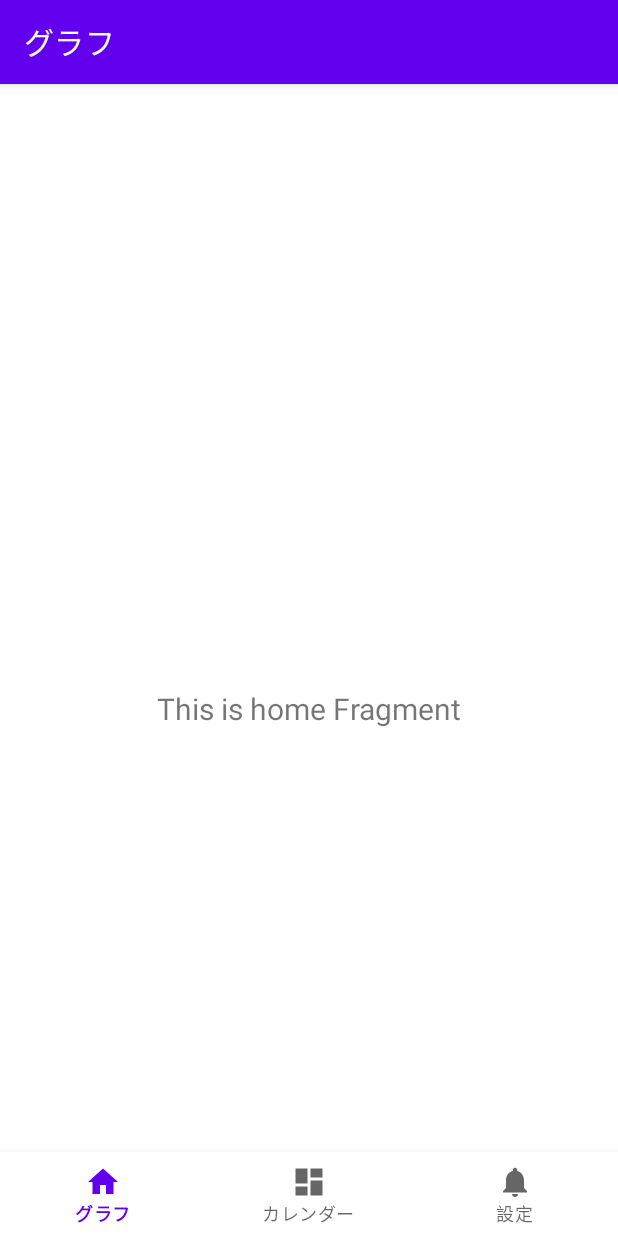
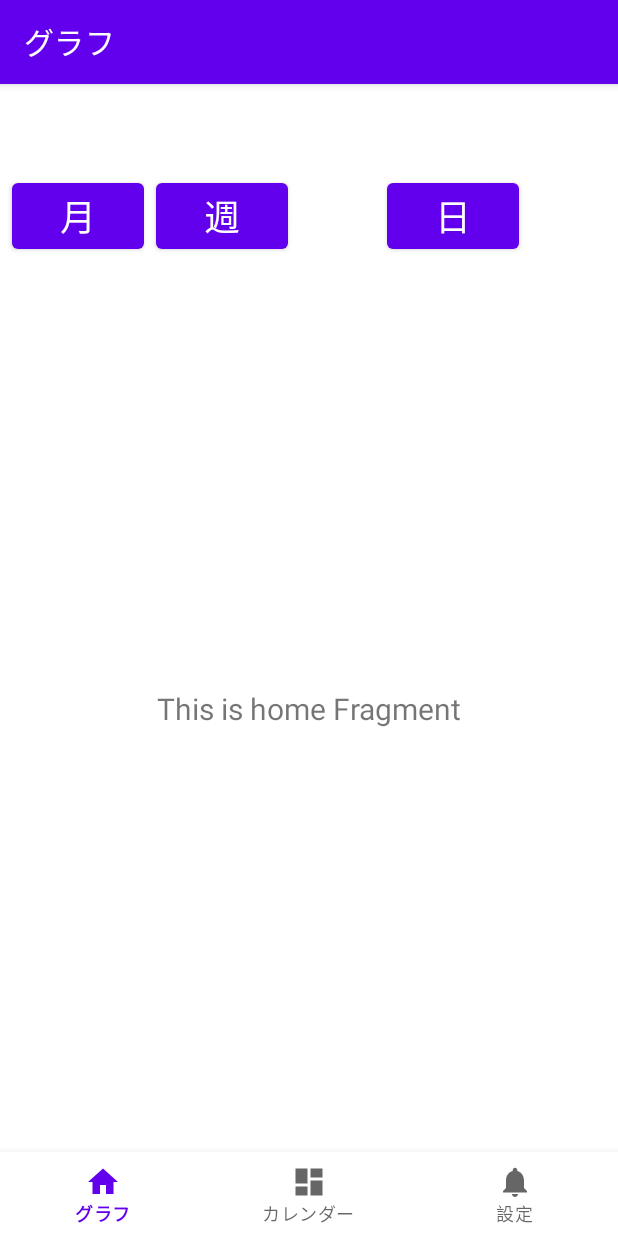
Before and after one commit to ryohamag/Get, an Android app: the screen it shows after launch (MainActivity), on a phone screen of 412 x 824 dp. Run offline under Robolectric (Android 15) with nearby library versions, the phone set to English and light mode, and no system bars; our stand-ins replace navigation-ui.

Commit message:
ボタンを等間隔に並べる前

```diff
--- a/app/src/main/res/layout/activity_main.xml
+++ b/app/src/main/res/layout/activity_main.xml
@@ -1,6 +1,7 @@
 <?xml version="1.0" encoding="utf-8"?>
 <androidx.constraintlayout.widget.ConstraintLayout xmlns:android="http://schemas.android.com/apk/res/android"
     xmlns:app="http://schemas.android.com/apk/res-auto"
+    xmlns:tools="http://schemas.android.com/tools"
     android:id="@+id/container"
     android:layout_width="match_parent"
     android:layout_height="match_parent"
@@ -30,4 +31,39 @@
         app:layout_constraintTop_toTopOf="parent"
         app:navGraph="@navigation/mobile_navigation" />
 
+    <Button
+        android:id="@+id/btMonth"
+        android:layout_width="wrap_content"
+        android:layout_height="wrap_content"
+        android:layout_marginStart="8dp"
+        android:layout_marginTop="32dp"
+        android:text="@string/month"
+        android:textSize="24sp"
+        app:layout_constraintStart_toStartOf="parent"
+        app:layout_constraintTop_toTopOf="@+id/nav_host_fragment_activity_main" />
+
+    <Button
+        android:id="@+id/btWeek"
+        android:layout_width="0dp"
+        android:layout_height="wrap_content"
+        android:layout_marginStart="8dp"
+        android:layout_marginTop="32dp"
+        android:text="@string/week"
+        android:textSize="24sp"
+        app:layout_constraintStart_toEndOf="@+id/btMonth"
+        app:layout_constraintTop_toTopOf="@+id/nav_host_fragment_activity_main" />
+
+    <Button
+        android:id="@+id/btDay"
+        android:layout_width="wrap_content"
+        android:layout_height="wrap_content"
+        android:layout_marginStart="8dp"
+        android:layout_marginTop="32dp"
+        android:layout_marginEnd="8dp"
+        android:text="@string/day"
+        android:textSize="24sp"
+        app:layout_constraintEnd_toEndOf="@+id/nav_host_fragment_activity_main"
+        app:layout_constraintStart_toEndOf="@+id/btWeek"
+        app:layout_constraintTop_toTopOf="@+id/nav_host_fragment_activity_main" />
+
 </androidx.constraintlayout.widget.ConstraintLayout>
```
